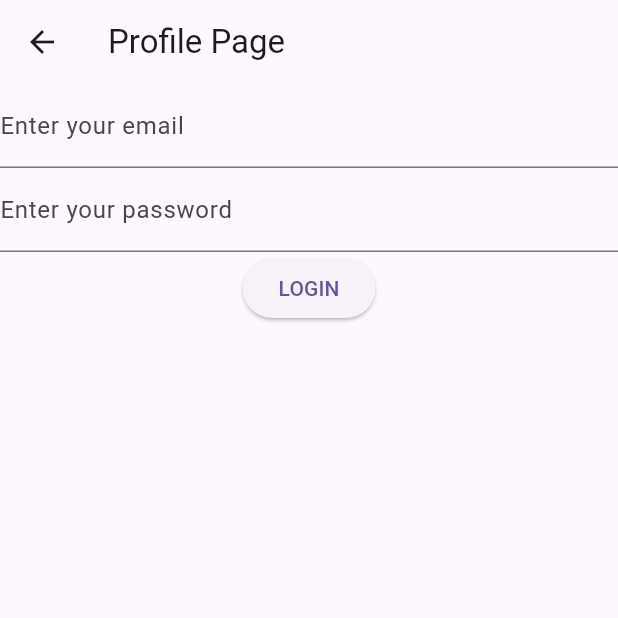
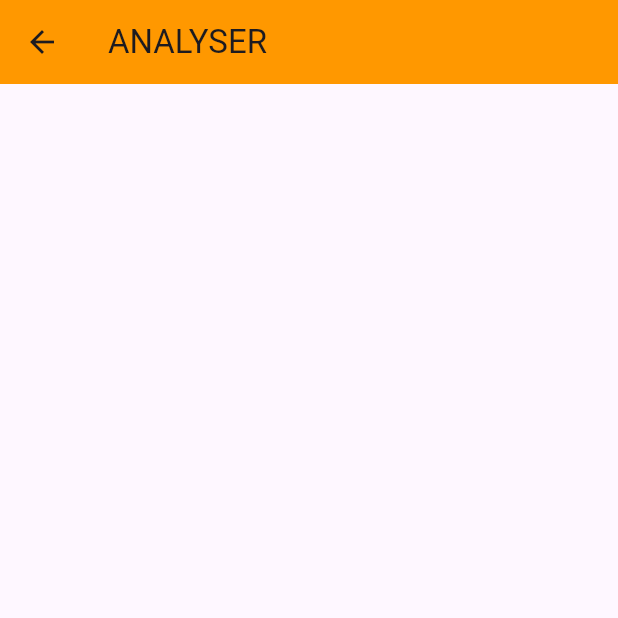
Before and after one commit to TilenSmole/Pantry-android, a Flutter app: the Profile screen opened directly, after a tap on "RECIPE ANALYSER", on a phone screen of 412 x 824 dp, the top half of it. Run offline on Flutter 3.47's test engine with Material 3 defaults, Android fonts, the phone set to English and light mode, and no system bars; our stand-ins replace flutter_secure_storage, pdf, printing; missing offline and left inert: dart:ffi, keep_screen_on; accounts and stored records are empty; network calls fail.

Commit message:
analyser

```diff
--- /dev/null
+++ b/lib/Components/Recipes/API/recipes.API.dart
@@ -0,0 +1,28 @@
+import 'dart:async';
+import 'dart:convert';
+import 'package:flutter/material.dart';
+import 'package:flutter/services.dart'; // For rootBundle
+import 'package:http/http.dart' as http;
+
+
+ Future<List> fetchRecipes() async {
+    print("Fetching recipes..."); // Debug print statement
+
+    try {
+      final response =
+          await http.get(Uri.parse('http://192.168.1.179:5000/recipes'));
+      final Map<String, dynamic> data = jsonDecode(response.body);
+      if (response.statusCode == 200) {
+
+
+        return data['Recipies'];
+
+      } else {
+        // If the server returns an error, throw an exception
+        print('Failed to load recipes');
+      }
+    } catch (e) {
+      print('Error fetching recipes: $e');
+    }
+    return [];
+  }
--- a/lib/Components/Recipes/caloriesCalculator.dart
+++ b/lib/Components/Recipes/caloriesCalculator.dart
@@ -9,10 +9,12 @@ class caloriesCalculator {
 
 
   caloriesCalculator( this.ingredients) {
-  //loadFood().then((_) => calculate());
+//  loadFood().then((_) => calculate());
   }
 
+  loadFood(){
 
+  }
 
 
   void calculate() {
@@ -31,6 +33,8 @@ class caloriesCalculator {
   }
 
   num getCalories() {
+
+
     return total;
   }
 }
--- a/lib/Components/Recipes/recipie.dart
+++ b/lib/Components/Recipes/recipie.dart
@@ -107,7 +107,6 @@ class RecepieState extends State<Recepie> {
   @override
   void initState() {
     super.initState();
-    print(recipe["id"]);
 
     _loadToken().then((_) {
       _prepTimeController.text = recipe["prep_time"];
@@ -785,7 +784,6 @@ Future<void> createAndSharePdf() async {
                                         recipe["ingredients"],
                                         recipe["amounts"],
                                         token!);
-                                    print(result);
                                     if (result == 0) {
                                       setState(() {
                                         addedToList = true;
--- /dev/null
+++ b/lib/Components/Storage/API/StorageAPI.dart
@@ -0,0 +1,31 @@
+ import 'dart:async';
+import 'dart:convert';
+import 'package:flutter/material.dart';
+import 'package:flutter/services.dart'; // For rootBundle
+import 'package:http/http.dart' as http;
+
+
+
+ Future<List> fetchStorage( String token) async {
+    try {
+      final response = await http.get(
+        Uri.parse('http://192.168.1.179:5000/storage'),
+        headers: {
+          'Authorization': 'Bearer $token',
+          'Content-Type': 'application/json'
+        },
+      );
+
+      if (response.statusCode == 200) {
+        final Map<String, dynamic> data = jsonDecode(response.body);
+
+
+   return data['storage'];
+      } else {
+        print(Exception('Failed to load storage data'));
+      }
+    } catch (e) {
+      print('Error fetching storage data: $e');
+    }
+    return  [];
+  }
--- /dev/null
+++ b/lib/Components/profile/analyser.dart
@@ -0,0 +1,208 @@
+import 'dart:async';
+import 'dart:convert';
+import 'dart:ffi';
+import 'package:flutter/material.dart';
+import 'package:flutter/services.dart'; // For rootBundle
+import 'package:http/http.dart' as http;
+import 'package:pantry_app/recipies.dart';
+import '../load_token.dart' as load_token;
+import '../../main.dart';
+import '../Recipes/API/recipes.API.dart' as API;
+import '../Storage/API/StorageAPI.dart' as StorageAPI;
+import '../Recipes/recipie.dart';
+
+class Analyser extends StatefulWidget {
+  @override
+  _analyserState createState() => _analyserState();
+}
+
+class _analyserState extends State<Analyser> {
+  List _recipes = [];
+  String? token;
+  List _storage = [];
+
+  Map<int, String> _analyse = {};
+
+  @override
+  void initState() {
+    super.initState();
+    _loadToken();
+  }
+
+  Future<void> _loadToken() async {
+    final loadedToken = await load_token.loadToken();
+
+    setState(() {
+      token = loadedToken;
+    });
+    getRecipes().then((_) {
+      getstorage().then((_) {
+        getstorage();
+        analyse();
+      });
+    });
+  }
+
+  getRecipes() async {
+    var result = await await API.fetchRecipes();
+    setState(() {
+      _recipes = result;
+    });
+  }
+
+  getstorage() async {
+    var result = await await StorageAPI.fetchStorage(token!);
+    setState(() {
+      _storage = result;
+    });
+  }
+
+  void analyse() async {
+    double result = 100;
+    double nItems = 0;
+    double part = 0;
+        var index1 = 0;
+    var included = true;
+    for (var recipe in _recipes) {
+      nItems = (recipe["ingredients"].length).toDouble();
+      part = (100 / nItems);
+              index1 = 0;
+
+      for (var ingredient in recipe["ingredients"]) {
+        for (var storageItem in _storage) {
+          if (storageItem["ingredient"].toLowerCase() ==  (ingredient.toLowerCase())) {
+
+              /*  print(recipe["amounts"][index1]);
+                print(storageItem["amount"]);
+  print(storageItem["ingredient"].toLowerCase());
+  print(ingredient.toLowerCase());
+  print("--------------");*/
+
+            RegExp numberRegExp = RegExp(r'\d+(\.\d+)?');
+            Match? number1Match =       numberRegExp.firstMatch(storageItem["amount"]);
+            Match? number2Match =          numberRegExp.firstMatch(recipe["amounts"][index1]);
+
+            double? number1 = number1Match != null ? double.tryParse(number1Match.group(0)!)      : 0;
+            double? number2 = number2Match != null    ? double.tryParse(number2Match.group(0)!)       : 0;
+
+            // Match the units (letters only)
+            RegExp unitRegExp = RegExp(r'[a-zA-Z]+');
+            Match? unit1Match = unitRegExp.firstMatch(storageItem["amount"]);
+            Match? unit2Match =     unitRegExp.firstMatch(recipe["amounts"][index1]);
+
+            // Extract the matched units as strings
+            String? unit1 = unit1Match?.group(0);
+            String? unit2 = unit2Match?.group(0);
+           if (number1 != null && unit1 == "kg" && unit2 == "g" ||
+                unit2 == "grams") {
+              number1 = number1! * 1000;
+              unit1 = "g";
+            } else if (number2 != null && unit2 == "kg" && unit1 == "g" ||
+                unit1 == "grams") {
+              number2 = number2! * 1000;
+              unit2 = "g";
+            }
+            if (number1 != null && unit2 != null && unit1 != null && unit1!.toLowerCase() == "l" && unit2!.toLowerCase() == "ml" ) {
+              number1 = number1! * 1000;
+              unit1 = "ml";
+            } else if (number2 != null && unit2 != null && unit1 != null && unit2!.toLowerCase() == "l" && unit1!.toLowerCase() == "ml") {
+              number1 = number1! * 1000;
+              unit1 = "ml";
+            }
+    /*      print(storageItem["ingredient"].toLowerCase() );
+            print(unit1);
+              print(unit2);
+   print(number1);
+              print(number2);*/
+
+            if (number1! >= number2! && unit1 == unit2) {
+              included = false;
+          break;
+            }
+
+          }
+
+        }
+        index1++;
+        if (included) {
+          result -= part;
+          if (result < 0.1) {
+            result = 0;
+          }
+        }
+        included = true;
+
+      }
+      //    print(recipe["name"] + " " + result.toString());
+      _analyse[recipe["id"]] = result.toStringAsFixed(2);
+      result = 100;
+    }
+   // print(_analyse);
+    setState(() {
+      _analyse = Map.fromEntries(
+        sortMapByValuesDescending(_analyse),
+      );
+    });
+  }
+
+  List<MapEntry<int, String>> sortMapByValuesDescending(
+      Map<int, String> map) {
+    List<MapEntry<int, String>> sortedEntries = map.entries.toList()
+      ..sort((a, b) {
+        double valueA = double.tryParse(a.value) ?? 0;
+        double valueB = double.tryParse(b.value) ?? 0;
+        return valueB.compareTo(valueA);
+      });
+
+    return sortedEntries;
+  }
+
+ findRecipe(var id)  {
+    for(var recipe in _recipes){
+      if(id == recipe["id"]){
+        return recipe;
+      }
+    }
+  }
+ findRecipeName(var id)  {
+    for(var recipe in _recipes){
+      if(id == recipe["id"]){
+        return recipe["name"];
+      }
+    }
+  }
+
+
+
+
+  @override
+  Widget build(BuildContext context) {
+    return Scaffold(
+      appBar: AppBar(
+        title: Text('ANALYSER'),
+        backgroundColor: Colors.orange,
+      ),
+      body: Container(
+        padding: EdgeInsets.all(16.0), // Add padding if needed
+        child: ListView(
+
+          children: _analyse.entries.map((entry) {
+            return GestureDetector (
+              onTap: () {
+                 Navigator.push(
+                              context,
+                              MaterialPageRoute(
+                                  builder: (context) =>
+                                      Recepie(recipe: findRecipe(entry.key) )));
+              },
+              child: ListTile(
+                title: Text(' ${findRecipeName(entry.key)}'),
+                subtitle: Text(' ${entry.value}%'),
+              ),
+            );
+          }).toList(),
+        ),
+      ),
+    );
+  }
+}
--- a/lib/profile.dart
+++ b/lib/profile.dart
@@ -7,6 +7,7 @@ import 'package:http/http.dart' as http;
 import 'dart:convert';
 import 'dart:async';
 import './Components/profile/notes.dart';
+import './Components/profile/analyser.dart';
 
 
 
@@ -80,7 +81,7 @@ class _ProfileState extends State<Profile> {
                     onTap: () {
                       Navigator.push(
                         context,
-                        MaterialPageRoute(builder: (context) => Login()),
+                        MaterialPageRoute(builder: (context) => Analyser()),
                       );
                     },
                     child: Text(
```
Also changed, not shown: lib/Components/profile/API/profileAPI.dart (+9 -2 lines), lib/Components/profile/notes.dart (+112 -15 lines).
